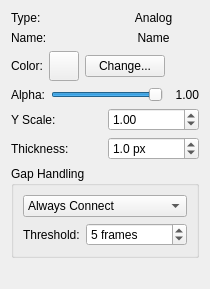
Old version of the form src/WhiskerToolbox/DataViewer_Widget/UI/SubWidgets/AnalogTimeSeries/AnalogViewer_Widget.ui in the repository paulmthompson/WhiskerToolbox.
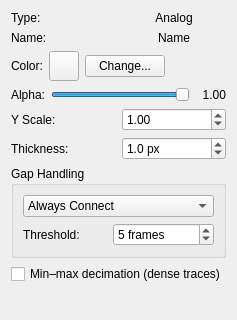
New version of the form.

Commit message: Add min–max polyline decimation for DataViewer analog traces Introduce CorePlotting::decimatePolyLineBatchMinMax with uniform x-buckets and per-bucket min/max y, optional via AnalogSeriesOptionsData and AnalogBatchParams. Apply after vertex assembly in cached and simplified analog batch builders; bucket count from viewport/export width (clamped). Add AnalogViewer checkbox, docs, and unit tests.

```diff
--- a/src/WhiskerToolbox/DataViewer_Widget/UI/SubWidgets/AnalogTimeSeries/AnalogViewer_Widget.ui
+++ b/src/WhiskerToolbox/DataViewer_Widget/UI/SubWidgets/AnalogTimeSeries/AnalogViewer_Widget.ui
@@ -13,7 +13,7 @@
   <property name="minimumSize">
    <size>
     <width>0</width>
-    <height>289</height>
+    <height>320</height>
    </size>
   </property>
   <property name="windowTitle">
@@ -273,6 +273,17 @@
      </layout>
     </widget>
    </item>
+   <item>
+    <layout class="QHBoxLayout" name="decimation_layout">
+     <item>
+      <widget class="QCheckBox" name="min_max_decimation_checkbox">
+       <property name="text">
+        <string>Min–max decimation (dense traces)</string>
+       </property>
+      </widget>
+     </item>
+    </layout>
+   </item>
    <item>
     <spacer name="verticalSpacer">
      <property name="orientation">
```
The commit also changes 15 other files.
